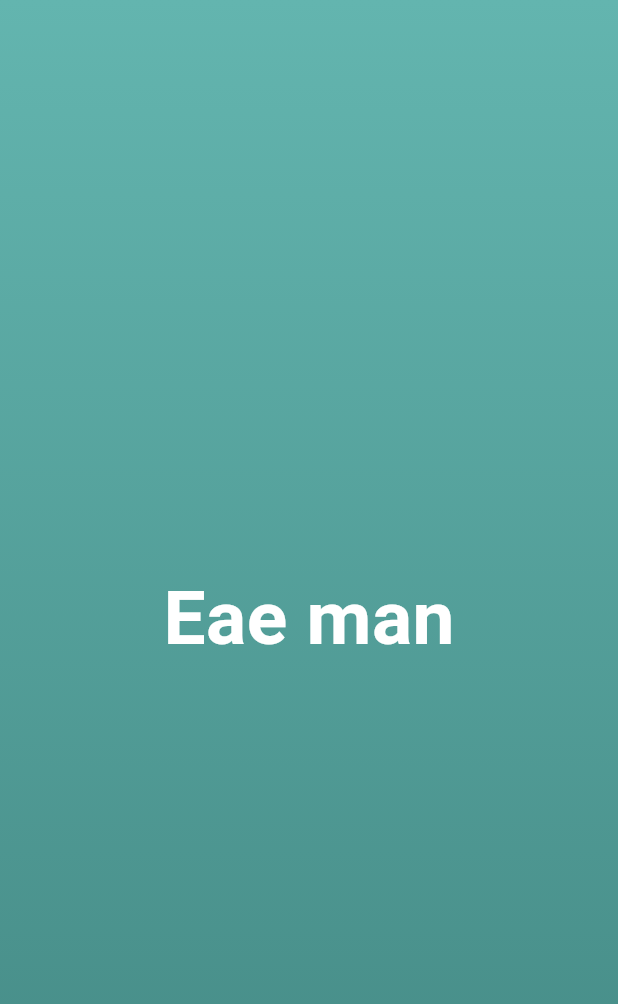
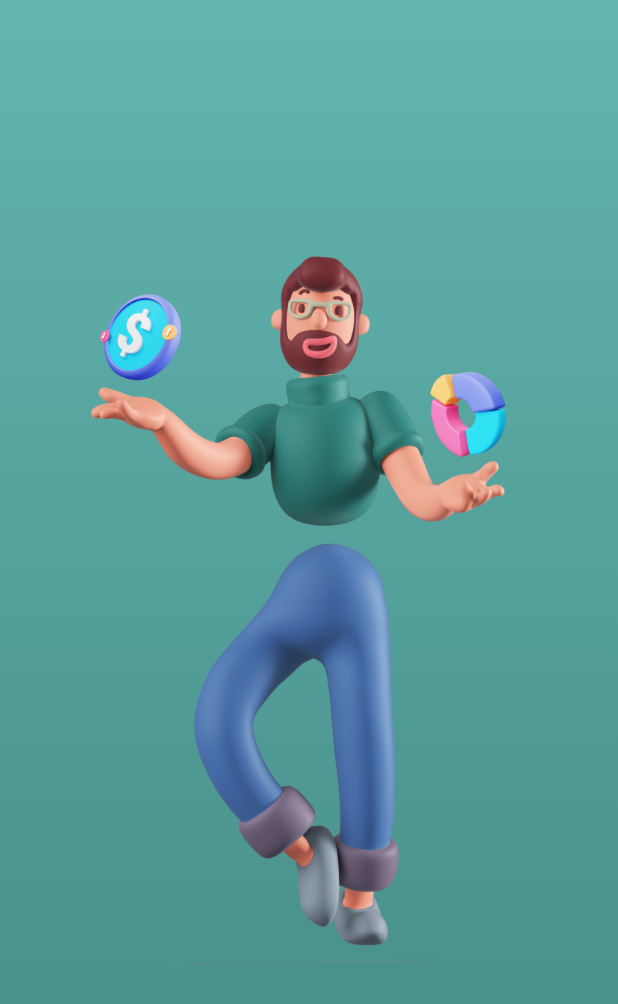
Before and after one commit to Emerson018/mps_project, a Flutter app: the screen it shows after launch, on a phone screen of 412 x 824 dp. Shown: the top 1004 px of the screen. Run offline on Flutter 3.47's test engine with Material 3 defaults, Android fonts, the light colour scheme and no system bars.

Commit message:
video5, falta arrumar os diretorios

```diff
--- a/mps_app/lib/common/constants/app_text_style.dart
+++ b/mps_app/lib/common/constants/app_text_style.dart
@@ -4,6 +4,7 @@ class AppTextStyles {
   AppTextStyles._();
 
   static const TextStyle bigText = TextStyle(
+    fontFamily: 'Inter',
     fontSize: 50.0,
     fontWeight: FontWeight.w700,
   );
--- a/mps_app/lib/features/splash/splash_page.dart
+++ b/mps_app/lib/features/splash/splash_page.dart
@@ -20,10 +20,7 @@ class SplashPage extends StatelessWidget {
             ]
           )
         ),
-        child: Text(
-          'Eae man',
-          style: AppTextStyles.bigText.copyWith(color: AppColors.white)
-        ),
+        child: Image.asset('assets/images/man.png'),
       ),
     );
   }
```
Also changed, not shown: mps_app/pubspec.yaml (+8 -14 lines), mps_app/assets/fonts/Inter_24pt-Bold.ttf (added), mps_app/assets/fonts/Inter_24pt-Regular.ttf (added), mps_app/assets/fonts/inter_bold.ttf (added), mps_app/assets/fonts/inter_light.ttf (added), mps_app/assets/fonts/inter_regular.ttf (added), mps_app/assets/images/man.png (added), 1 other file.
